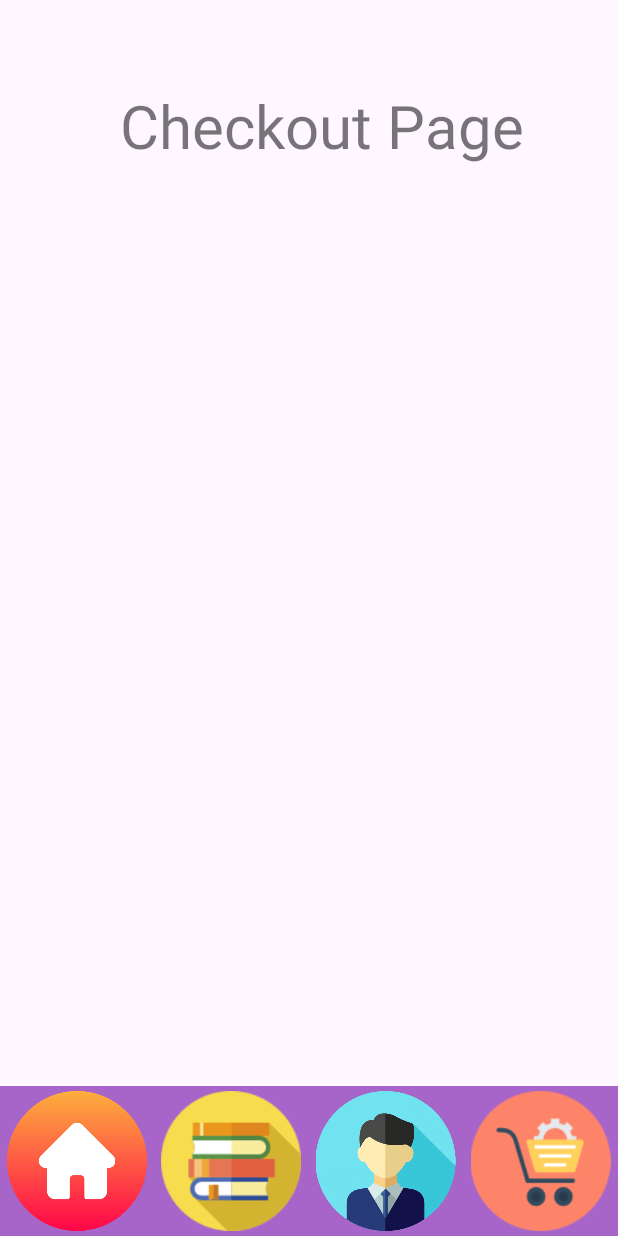
After one commit to HeetPatel07/Software-Engineering-, an Android app: the CheckoutActivity screen opened directly, with no data from a screen before it, on a phone screen of 412 x 824 dp. The commit adds this screen. Run offline under Robolectric (Android 15) with nearby library versions, the phone set to English and light mode, and no system bars.

Commit message:
UI id done set up for the checkout page.

```diff
--- a/app/src/main/AndroidManifest.xml
+++ b/app/src/main/AndroidManifest.xml
@@ -73,6 +73,10 @@
         <!-- favourite books page -->
         <activity android:name=".presentation.FavouriteBooksActivity"
             android:exported="true"/>
+
+        <!-- favourite books page -->
+        <activity android:name=".presentation.CheckoutActivity"
+            android:exported="true"/>
     </application>
 
 </manifest>
--- /dev/null
+++ b/app/src/main/java/com/example/myapplication/presentation/CheckoutActivity.java
@@ -0,0 +1,49 @@
+package com.example.myapplication.presentation;
+import android.annotation.SuppressLint;
+import android.content.Intent;
+import android.os.Bundle;
+import android.view.LayoutInflater;
+import android.view.View;
+import android.widget.Button;
+import android.widget.ImageView;
+import android.widget.LinearLayout;
+import android.widget.TextView;
+
+
+import androidx.appcompat.app.AppCompatActivity;
+
+import com.example.myapplication.Models.Book;
+import com.example.myapplication.R;
+import com.example.myapplication.application.Services;
+import com.example.myapplication.business.authentication.AuthenticatedUser;
+import com.example.myapplication.business.management.BookManagement;
+import com.example.myapplication.business.management.SellBooksManagement;
+import com.example.myapplication.Models.User;
+import com.example.myapplication.persistence.utils.DBHelper;
+
+import java.util.List;
+
+public class CheckoutActivity extends AppCompatActivity {
+
+    private LinearLayout booksContainer;
+
+    private SellBooksManagement manager;
+
+    private User authenticatedUser;
+
+    protected void onCreate(Bundle savedInstanceState) {
+        super.onCreate(savedInstanceState);
+        setContentView(R.layout.books_for_sale_view_activity);
+
+        TextView heading= findViewById(R.id.booksSaleHeading);
+
+        findViewById(R.id.button_back_library).setVisibility(View.GONE);
+
+        LinearLayout box= findViewById(R.id.saleOfBooksContainer);
+
+        heading.setText("Checkout Page");
+
+        FooterUtility.initFooterButtons(this);
+    }
+
+}
--- a/app/src/main/res/layout/books_for_sale_view_activity.xml
+++ b/app/src/main/res/layout/books_for_sale_view_activity.xml
@@ -12,34 +12,34 @@
         android:id="@+id/button_back_library"
         android:layout_width="wrap_content"
         android:layout_height="wrap_content"
-        android:layout_marginTop="30dp"
+        android:layout_marginTop="68dp"
         android:text="Back"
         app:layout_constraintEnd_toEndOf="parent"
-        app:layout_constraintHorizontal_bias="0.022"
+        app:layout_constraintHorizontal_bias="0.107"
         app:layout_constraintStart_toStartOf="parent"
         app:layout_constraintTop_toTopOf="parent" />
 
     <TextView
-        android:id="@+id/textView2"
+        android:id="@+id/booksSaleHeading"
         android:layout_width="wrap_content"
         android:layout_height="wrap_content"
         android:text="Books that you are selling"
+        android:textColor="@color/material_on_surface_emphasis_medium"
+        android:textFontWeight="50"
         android:textSize="40dp"
         android:textStyle="italic"
-        android:textFontWeight="50"
-        android:textColor="@color/material_on_surface_emphasis_medium"
         app:layout_constraintBottom_toTopOf="@+id/scrollView3"
         app:layout_constraintEnd_toEndOf="parent"
-        app:layout_constraintHorizontal_bias="0.438"
+        app:layout_constraintHorizontal_bias="0.365"
         app:layout_constraintStart_toEndOf="@+id/button_back_library"
         app:layout_constraintTop_toTopOf="parent"
-        app:layout_constraintVertical_bias="0.369" />
+        app:layout_constraintVertical_bias="0.158" />
 
     <ScrollView
 
         android:id="@+id/scrollView3"
-        android:layout_width="1117dp"
-        android:layout_height="524dp"
+        android:layout_width="match_parent"
+        android:layout_height="wrap_content"
         app:layout_constraintBottom_toBottomOf="parent"
         app:layout_constraintEnd_toEndOf="parent"
         app:layout_constraintStart_toStartOf="parent"
--- a/app/src/main/res/layout/header_footer_activity.xml
+++ b/app/src/main/res/layout/header_footer_activity.xml
@@ -46,6 +46,14 @@
             android:layout_weight="1"
             app:srcCompat="@drawable/profile_picture" />
 
+        <ImageView
+            android:id="@+id/cartButton"
+            android:layout_width="0dp"
+            android:layout_height="wrap_content"
+            android:layout_marginVertical="3dp"
+            android:layout_weight="1"
+            app:srcCompat="@drawable/shoppingcart" />
+
     </LinearLayout>
 
 </androidx.constraintlayout.widget.ConstraintLayout>
```
Also changed, not shown: app/src/main/java/com/example/myapplication/presentation/ChangeAccount.java (+45 -44 lines), app/src/main/java/com/example/myapplication/presentation/FooterUtility.java (+24 -15 lines).
